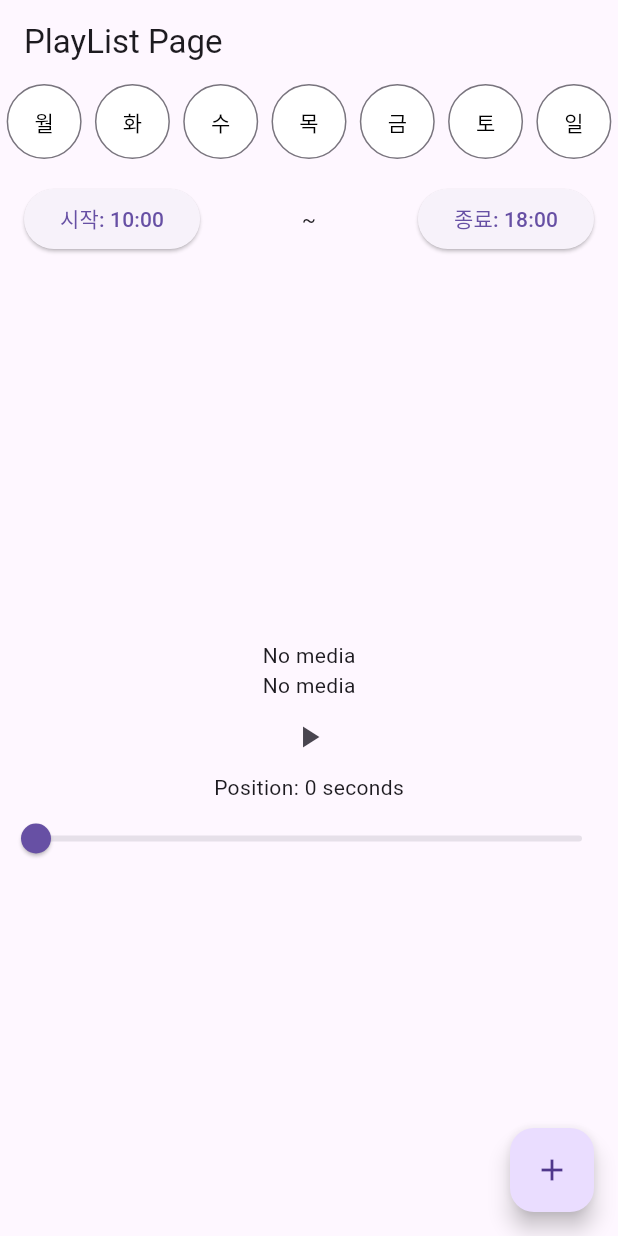
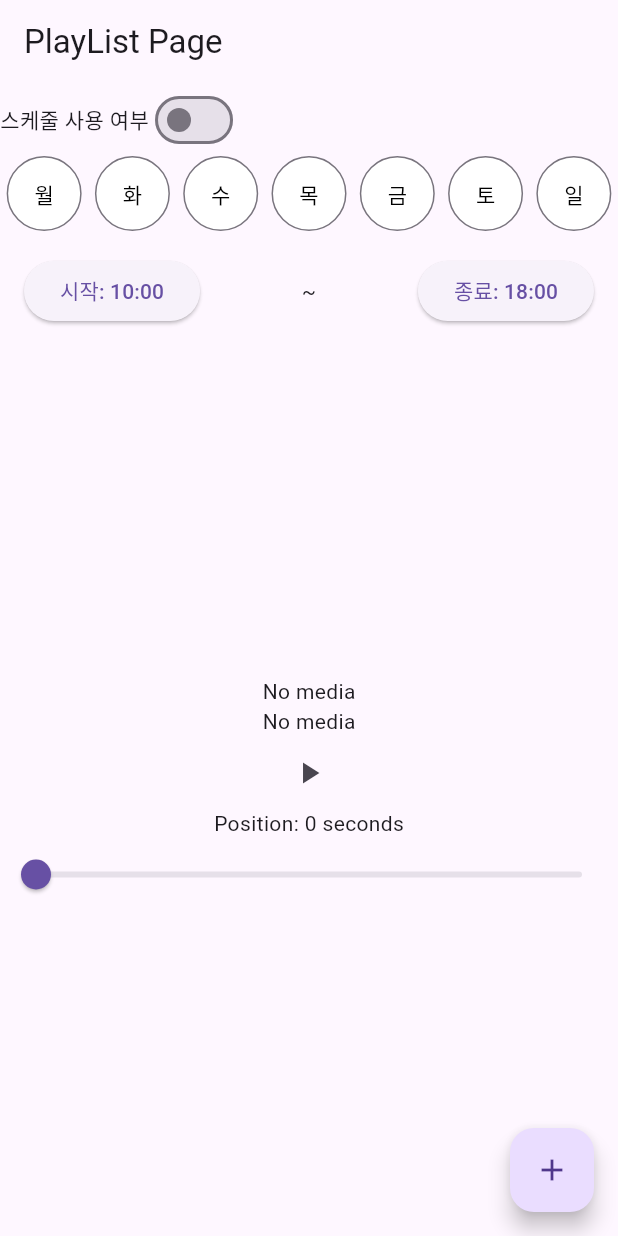
Before and after one commit to sggnology/for_howl, a Flutter app: the screen it shows after launch, on a phone screen of 412 x 824 dp. Run offline on Flutter 3.47's test engine with Material 3 defaults, Android fonts, the light colour scheme and no system bars; our stand-ins replace audio_service, just_audio, shared_preferences; missing offline and left inert: youtube_explode_dart.

Commit message:
[view] SwitchUseSchedule 설정 UI 생성
- 스케줄 사용여부 선택 UI

```diff
--- /dev/null
+++ b/lib/view/component/setting/switch_use_schedule/SwitchUseSchedule.dart
@@ -0,0 +1,36 @@
+import 'package:flutter/material.dart';
+import 'package:for_howl/service/setting/SettingService.dart';
+
+class DecideIsUseSchedule extends StatefulWidget {
+  const DecideIsUseSchedule({super.key});
+
+  @override
+  State<DecideIsUseSchedule> createState() => _DecideIsUseScheduleState();
+}
+
+class _DecideIsUseScheduleState extends State<DecideIsUseSchedule> {
+
+  bool isUseSchedule = SettingService().settingModel.isUseScheduleSetting;
+
+  @override
+  Widget build(BuildContext context) {
+    return Row(
+      children: [
+        const Text('스케줄 사용 여부'),
+        Switch(
+          value: isUseSchedule,
+          onChanged: (value) {
+            SettingService().settingModel.updateIsUseScheduleSetting(
+              value,
+              () {
+                setState(() {
+                  isUseSchedule = value;
+                });
+              },
+            );
+          },
+        ),
+      ],
+    );
+  }
+}
--- a/lib/view/playlist/index.dart
+++ b/lib/view/playlist/index.dart
@@ -2,6 +2,7 @@ import 'package:flutter/material.dart';
 import 'package:for_howl/service/audio_handler/MyAudioHandler.dart';
 import 'package:for_howl/view/component/audio_player_screen/AudioPlayerScreen.dart';
 import 'package:for_howl/view/component/setting/date_picker/DatePicker.dart';
+import 'package:for_howl/view/component/setting/switch_use_schedule/SwitchUseSchedule.dart';
 import 'package:for_howl/view/component/setting/time_range_picker/TimeRangePicker.dart';
 
 class PlaylistPage extends StatelessWidget {
@@ -19,6 +20,7 @@ class PlaylistPage extends StatelessWidget {
       ),
       body: const Column(
         children: [
+          DecideIsUseSchedule(),
           DatePicker(),
           TimeRangePicker(),
           Expanded(
```
